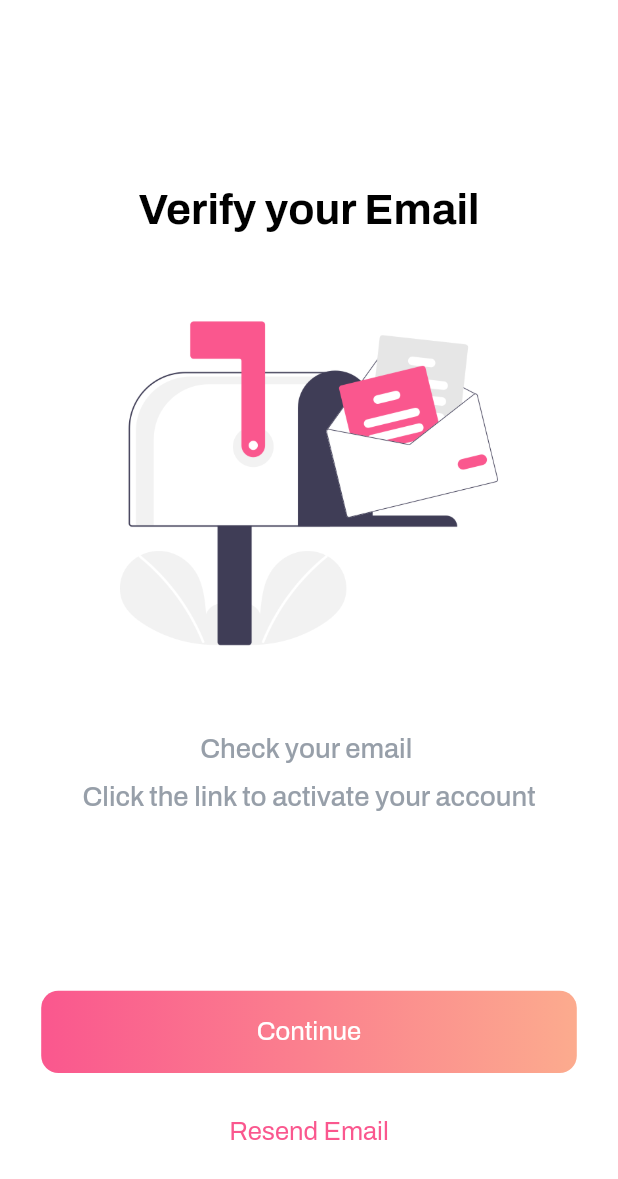
After one commit to ToyZ-95/notelify, a Flutter app: the VerifyEmail screen opened directly, on a phone screen of 412 x 824 dp. The commit adds this screen. Shown: the top 1179 px of the screen. Run offline on Flutter 3.47's test engine with Material 2 defaults, Android fonts, the phone set to English and light mode, and no system bars; our stand-ins replace firebase_auth, firebase_core, flutter_screenutil, get, google_fonts; missing offline and left inert: cloud_firestore_web, firebase_auth_web, firebase_core_web; accounts and stored records are empty.

Commit message:
Email Verification Implemented

```diff
--- a/lib/constants/kimages.dart
+++ b/lib/constants/kimages.dart
@@ -2,4 +2,5 @@ class KImages {
   static String basePath = "assets/";
   static String loginImage = "${basePath}login.png";
   static String signUpImage = "${basePath}signup.png";
+  static String veryfiEmailImage = "${basePath}verify_email.png";
 }
--- a/lib/views/login_signup/signup.dart
+++ b/lib/views/login_signup/signup.dart
@@ -5,9 +5,10 @@ import 'package:notelify/constants/kimages.dart';
 import 'package:notelify/constants/kstyles.dart';
 import 'package:notelify/controllers/user_controller.dart';
 import 'package:notelify/utils/custom_navigator.dart';
+import 'package:notelify/utils/snack_messages.dart';
 import 'package:notelify/utils/textfield_validations.dart';
-import 'package:notelify/views/dashboard/dashboard.dart';
 import 'package:notelify/views/login_signup/login.dart';
+import 'package:notelify/views/verify_email/verify_email.dart';
 import 'package:notelify/widgets/custom_textfield.dart';
 import 'package:notelify/widgets/vertical_space.dart';
 
@@ -104,7 +105,7 @@ class SignUp extends StatelessWidget {
                                   passwordTextEditingController.text,
                                   fullNameTextEditingController.text)) {
                                 CustomNavigator.instance
-                                    .replace(context, const Dashboard());
+                                    .replace(context, const VerifyEmail());
                               }
                             }
                           },
--- /dev/null
+++ b/lib/views/verify_email/verify_email.dart
@@ -0,0 +1,99 @@
+import 'package:flutter/material.dart';
+import 'package:flutter_screenutil/flutter_screenutil.dart';
+import 'package:get/get.dart';
+import 'package:notelify/constants/kimages.dart';
+import 'package:notelify/constants/kstyles.dart';
+import 'package:notelify/controllers/user_controller.dart';
+import 'package:notelify/utils/custom_navigator.dart';
+import 'package:notelify/views/login_signup/login.dart';
+import 'package:notelify/widgets/vertical_space.dart';
+
+class VerifyEmail extends StatelessWidget {
+  const VerifyEmail({Key? key}) : super(key: key);
+
+  @override
+  Widget build(BuildContext context) {
+    return Scaffold(
+      backgroundColor: Colors.white,
+      body: Container(
+        padding: EdgeInsets.symmetric(horizontal: 24.w, vertical: 24.h),
+        child: SingleChildScrollView(
+          child: Column(
+            children: [
+              VerticalSpace(80.h),
+              Text(
+                "Verify your Email",
+                style: TextStyle(
+                    color: Colors.black,
+                    fontSize: 25.sp,
+                    fontWeight: FontWeight.w700),
+              ),
+              VerticalSpace(20.h),
+              Image.asset(
+                KImages.veryfiEmailImage,
+              ),
+              VerticalSpace(20.h),
+              Text(
+                "Check your email ",
+                style: TextStyle(
+                    color: KStyle.greyColor,
+                    fontSize: 16.sp,
+                    fontWeight: FontWeight.w500),
+              ),
+              VerticalSpace(10.h),
+              Text(
+                "Click the link to activate your account",
+                style: TextStyle(
+                    color: KStyle.greyColor,
+                    fontSize: 16.sp,
+                    fontWeight: FontWeight.w500),
+              ),
+              VerticalSpace(100.h),
+              GestureDetector(
+                onTap: () async {
+                  CustomNavigator.instance.replace(context, Login());
+                },
+                child: Container(
+                  width: MediaQuery.of(context).size.width,
+                  padding: EdgeInsets.symmetric(vertical: 15.h),
+                  alignment: Alignment.center,
+                  decoration: BoxDecoration(
+                    borderRadius: BorderRadius.circular(10.r),
+                    gradient: const LinearGradient(
+                        begin: Alignment.centerLeft,
+                        end: Alignment.centerRight,
+                        colors: [Color(0xFFFA578E), Color(0XFFFCAB8E)]),
+                  ),
+                  child: Text(
+                    "Continue",
+                    style: TextStyle(color: Colors.white, fontSize: 15.sp),
+                  ),
+                ),
+              ),
+              VerticalSpace(10.h),
+              GestureDetector(
+                onTap: () async {
+                  UserController userController = Get.find();
+                  userController.sendVerificationEmail(showSnackMessage: true);
+                },
+                child: Container(
+                  width: MediaQuery.of(context).size.width,
+                  padding: EdgeInsets.symmetric(vertical: 15.h),
+                  alignment: Alignment.center,
+                  decoration: BoxDecoration(
+                    borderRadius: BorderRadius.circular(10.r),
+                  ),
+                  child: Text(
+                    "Resend Email",
+                    style: TextStyle(
+                        color: const Color(0xFFFA578E), fontSize: 15.sp),
+                  ),
+                ),
+              ),
+            ],
+          ),
+        ),
+      ),
+    );
+  }
+}
```
Also changed, not shown: lib/controllers/user_controller.dart (+18 -0 lines), lib/utils/snack_messages.dart (+17 -0 lines), assets/verify_email.png (added).
